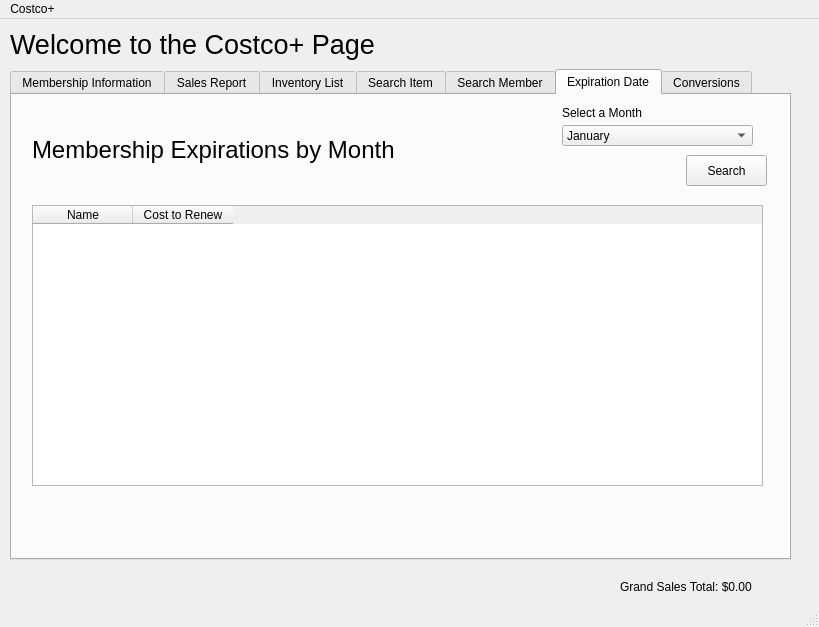
First picture: the form in dashboard.ui, repository danielmulvad/CS1C-Project-2, before the edit.
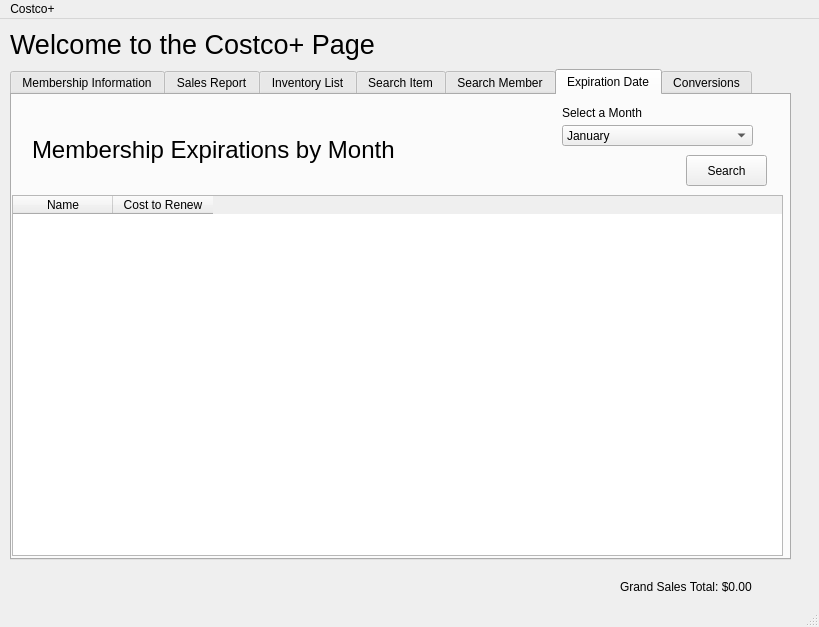
Second picture: the form after the edit. The open tabs and pages were chosen to show the change.

What changed in the file:
```diff
--- a/dashboard.ui
+++ b/dashboard.ui
@@ -653,10 +653,10 @@
           <widget class="QTableWidget" name="expirationTable">
            <property name="geometry">
             <rect>
-             <x>20</x>
-             <y>110</y>
-             <width>731</width>
-             <height>281</height>
+             <x>0</x>
+             <y>100</y>
+             <width>771</width>
+             <height>361</height>
             </rect>
            </property>
            <column>
```
Left out of the diff: 18 changed lines with no effect on the pictures.
